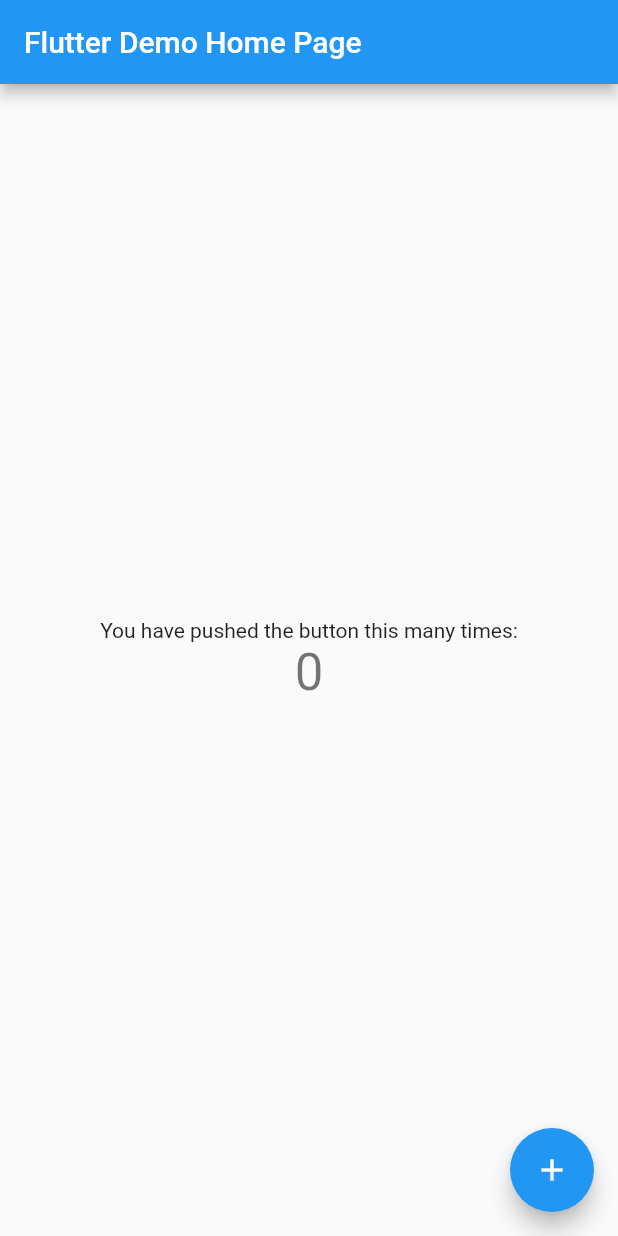
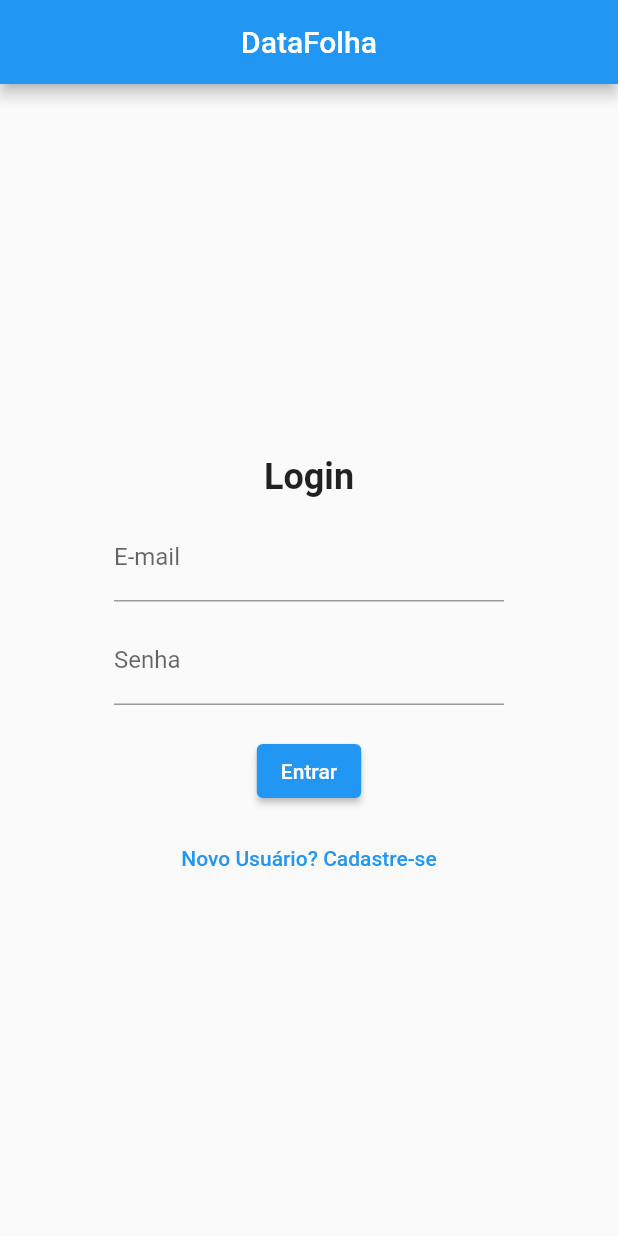
Before and after one commit to viniciushgiovanini/datafolha, a Flutter app: the screen it shows after launch, on a phone screen of 412 x 824 dp. Run offline on Flutter 3.47's test engine with Material 2 defaults, Android fonts, the phone set to English and light mode, and no system bars.

Commit message:
frontend
Frontend parcialmente feito

```diff
--- /dev/null
+++ b/frontend/datafolha_front/lib/loginPage.dart
@@ -0,0 +1,74 @@
+// ignore_for_file: file_names
+
+import 'package:flutter/material.dart';
+import 'registerUserPage.dart';
+import 'votePage.dart';
+
+class LoginPage extends StatelessWidget {
+  final TextEditingController emailController = TextEditingController();
+  final TextEditingController passwordController = TextEditingController();
+
+  LoginPage({super.key});
+
+  @override
+  Widget build(BuildContext context) {
+    return Scaffold(
+      appBar: AppBar(title: const Text('DataFolha'), centerTitle: true,),
+      body: Center(
+        child: Container(
+          padding: const EdgeInsets.all(20.0),
+          width: 300.0, // Largura da caixa de formulário
+          child: Column(
+            mainAxisAlignment: MainAxisAlignment.center,
+            children: [
+              const SizedBox(height: 20.0),
+              const Text(
+                'Login',
+                style: TextStyle(fontSize: 24, fontWeight: FontWeight.bold),
+              ),
+              const SizedBox(height: 10.0),
+              TextField(
+                controller: emailController,
+                decoration: const InputDecoration(
+                  labelText: 'E-mail',
+                ),
+              ),
+              const SizedBox(height: 10.0),
+              TextField(
+                controller: passwordController,
+                decoration: const InputDecoration(
+                  labelText: 'Senha',
+                ),
+                obscureText: true,
+              ),
+              const SizedBox(height: 20.0),
+              ElevatedButton(
+                onPressed: () {
+                  String email = emailController.text;
+                  String password = passwordController.text;
+
+                  print('E-mail: $email');
+                  print('Senha: $password');
+                  Navigator.push(context,
+                  MaterialPageRoute(builder: (context) => const VotePage()),
+                  );
+                },
+                child: const Text('Entrar'),
+              ),
+              const SizedBox(height: 10.0),
+              TextButton(
+                onPressed: () {
+                  Navigator.push(
+                    context,
+                    MaterialPageRoute(builder: (context) => const RegisterPage()),
+                  );
+                },
+                child: const Text('Novo Usuário? Cadastre-se'),
+              ),
+            ],
+          ),
+        ),
+      ),
+    );
+  }
+}
--- a/frontend/datafolha_front/lib/main.dart
+++ b/frontend/datafolha_front/lib/main.dart
@@ -1,4 +1,7 @@
+// ignore_for_file: library_private_types_in_public_api
+
 import 'package:flutter/material.dart';
+import 'loginPage.dart';
 
 void main() {
   runApp(const MyApp());
@@ -7,109 +10,15 @@
 class MyApp extends StatelessWidget {
   const MyApp({super.key});
 
-  // This widget is the root of your application.
   @override
   Widget build(BuildContext context) {
     return MaterialApp(
-      title: 'Flutter Demo',
+      title: 'DataFolha',
       theme: ThemeData(
-        // This is the theme of your application.
-        //
-        // Try running your application with "flutter run". You'll see the
-        // application has a blue toolbar. Then, without quitting the app, try
-        // changing the primarySwatch below to Colors.green and then invoke
-        // "hot reload" (press "r" in the console where you ran "flutter run",
-        // or simply save your changes to "hot reload" in a Flutter IDE).
-        // Notice that the counter didn't reset back to zero; the application
-        // is not restarted.
         primarySwatch: Colors.blue,
       ),
-      home: const MyHomePage(title: 'Flutter Demo Home Page'),
+      home: LoginPage(),
+      debugShowCheckedModeBanner: false,
     );
   }
 }
-
-class MyHomePage extends StatefulWidget {
-  const MyHomePage({super.key, required this.title});
-
-  // This widget is the home page of your application. It is stateful, meaning
-  // that it has a State object (defined below) that contains fields that affect
-  // how it looks.
-
-  // This class is the configuration for the state. It holds the values (in this
-  // case the title) provided by the parent (in this case the App widget) and
-  // used by the build method of the State. Fields in a Widget subclass are
-  // always marked "final".
-
-  final String title;
-
-  @override
-  State<MyHomePage> createState() => _MyHomePageState();
-}
-
-class _MyHomePageState extends State<MyHomePage> {
-  int _counter = 0;
-
-  void _incrementCounter() {
-    setState(() {
-      // This call to setState tells the Flutter framework that something has
-      // changed in this State, which causes it to rerun the build method below
-      // so that the display can reflect the updated values. If we changed
-      // _counter without calling setState(), then the build method would not be
-      // called again, and so nothing would appear to happen.
-      _counter++;
-    });
-  }
-
-  @override
-  Widget build(BuildContext context) {
-    // This method is rerun every time setState is called, for instance as done
-    // by the _incrementCounter method above.
-    //
-    // The Flutter framework has been optimized to make rerunning build methods
-    // fast, so that you can just rebuild anything that needs updating rather
-    // than having to individually change instances of widgets.
-    return Scaffold(
-      appBar: AppBar(
-        // Here we take the value from the MyHomePage object that was created by
-        // the App.build method, and use it to set our appbar title.
-        title: Text(widget.title),
-      ),
-      body: Center(
-        // Center is a layout widget. It takes a single child and positions it
-        // in the middle of the parent.
-        child: Column(
-          // Column is also a layout widget. It takes a list of children and
-          // arranges them vertically. By default, it sizes itself to fit its
-          // children horizontally, and tries to be as tall as its parent.
-          //
-          // Invoke "debug painting" (press "p" in the console, choose the
-          // "Toggle Debug Paint" action from the Flutter Inspector in Android
-          // Studio, or the "Toggle Debug Paint" command in Visual Studio Code)
-          // to see the wireframe for each widget.
-          //
-          // Column has various properties to control how it sizes itself and
-          // how it positions its children. Here we use mainAxisAlignment to
-          // center the children vertically; the main axis here is the vertical
-          // axis because Columns are vertical (the cross axis would be
-          // horizontal).
-          mainAxisAlignment: MainAxisAlignment.center,
-          children: <Widget>[
-            const Text(
-              'You have pushed the button this many times:',
-            ),
-            Text(
-              '$_counter',
-              style: Theme.of(context).textTheme.headlineMedium,
-            ),
-          ],
-        ),
-      ),
-      floatingActionButton: FloatingActionButton(
-        onPressed: _incrementCounter,
-        tooltip: 'Increment',
-        child: const Icon(Icons.add),
-      ), // This trailing comma makes auto-formatting nicer for build methods.
-    );
-  }
-}
```
Also changed, not shown: frontend/datafolha_front/lib/registerUserPage.dart (added, +140 -0 lines), frontend/datafolha_front/lib/votePage.dart (added, +133 -0 lines), frontend/datafolha_front/pubspec.yaml (+4 -3 lines), frontend/datafolha_front/assets/images/Bolsonaro.jpg (added), frontend/datafolha_front/assets/images/Lula.jpg (added), frontend/datafolha_front/pubspec.lock.
